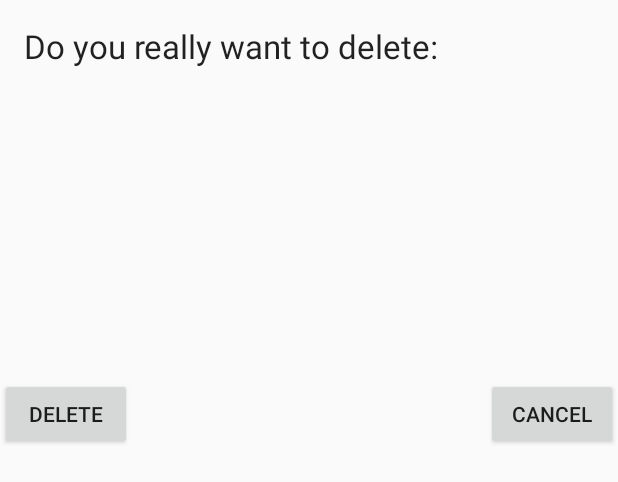
After one commit to Jolanrensen/Thermostat, an Android app: the layout dialog2.xml on its own in the app's theme, with its tools: preview values and no code run, on a phone screen of 412 x 824 dp. The commit adds this screen. Shown: the top 482 px of the screen. Run offline under Robolectric (Android 15) with nearby library versions, the phone set to English and light mode, and no system bars; network calls fail.

Commit message:
- Hopefully fixed a bug that sometimes happend when starting the app. It tried to show or hide the viewlist when it was not yet created, which caused a nullpointer exception.  - Added warning dialog when swipe-removing item from schedule.  - Added possibility to add items to schedule.  The above two do not yet upload the values to the server and the items in the lists only contain names for now.

```diff
--- a/app/src/main/java/nl/tue/student/thermostat/Homepage.java
+++ b/app/src/main/java/nl/tue/student/thermostat/Homepage.java
@@ -32,6 +32,8 @@ public class Homepage extends Fragment {
     TimerTask task; //Timertask that runs every clockdelay
     Thread secondaryThreadHome; //Thread that gets started by task
     long clockDelay = 200; //delay for updating the clock
+
+    public static boolean customlistadaptercreated = false;
 
     static CustomListAdapter customlistadapter;
     static ListView listView;
@@ -243,6 +245,7 @@ public class Homepage extends Fragment {
         //importing the upcoming changes list
         listView = (ListView) view.findViewById(R.id.upcomingChangesList);
         customlistadapter = new CustomListAdapter(this.getContext());
+        customlistadaptercreated = true;
         listView.setAdapter(customlistadapter);
         setViewListVisible(false);
         customlistadapter.addItem("12:45 PM  |  20 °C", R.drawable.night);
--- a/app/src/main/java/nl/tue/student/thermostat/Schedule.java
+++ b/app/src/main/java/nl/tue/student/thermostat/Schedule.java
@@ -31,8 +31,6 @@ import java.util.TimerTask;
 //Our class extending fragment
 public class Schedule extends Fragment {
     TimerTask taskSchedule;
-
-
 
     protected static TextView tv;
     static Dialog dialog;
--- /dev/null
+++ b/app/src/main/res/layout/dialog2.xml
@@ -0,0 +1,35 @@
+<?xml version="1.0" encoding="utf-8"?>
+<RelativeLayout xmlns:android="http://schemas.android.com/apk/res/android"
+    android:layout_width="wrap_content"
+    android:layout_height="300dp" >
+
+    <Button
+        android:id="@+id/button3"
+        android:layout_width="wrap_content"
+        android:layout_height="wrap_content"
+        android:text="Cancel"
+        android:layout_alignParentBottom="true"
+        android:layout_alignParentEnd="true"
+        />
+
+    <Button
+        android:id="@+id/button4"
+        android:layout_width="wrap_content"
+        android:layout_height="wrap_content"
+        android:text="Delete"
+        android:layout_alignParentBottom="true"
+        android:layout_alignParentStart="true" />
+
+    <TextView
+        android:layout_width="match_parent"
+        android:layout_height="wrap_content"
+        android:layout_margin="16dp"
+        android:textAppearance="?android:attr/textAppearanceLarge"
+        android:text="Do you really want to delete:"
+        android:id="@+id/textView7"
+        android:layout_above="@id/numberPicker2"
+        android:layout_centerHorizontal="true"
+        />
+
+
+</RelativeLayout>
```
Also changed, not shown: app/src/main/java/nl/tue/student/thermostat/Day.java (+55 -1 lines), app/src/main/java/nl/tue/student/thermostat/MainActivity.java (+6 -2 lines), app/src/main/res/layout/dialog3.xml (added, +34 -0 lines).
